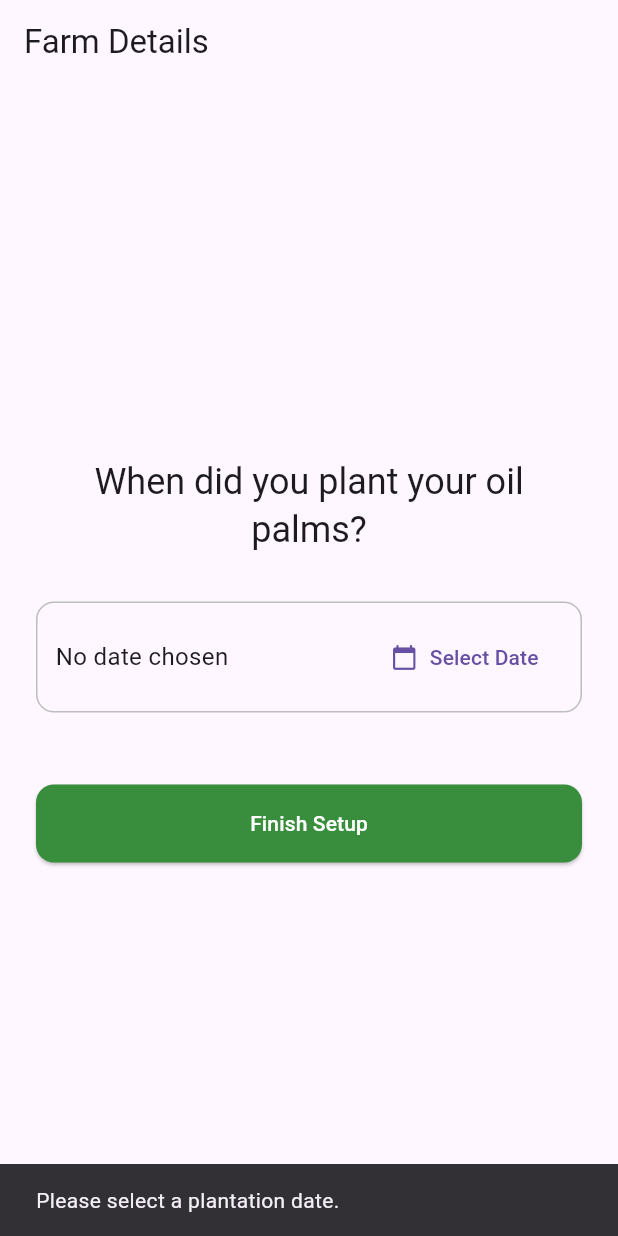
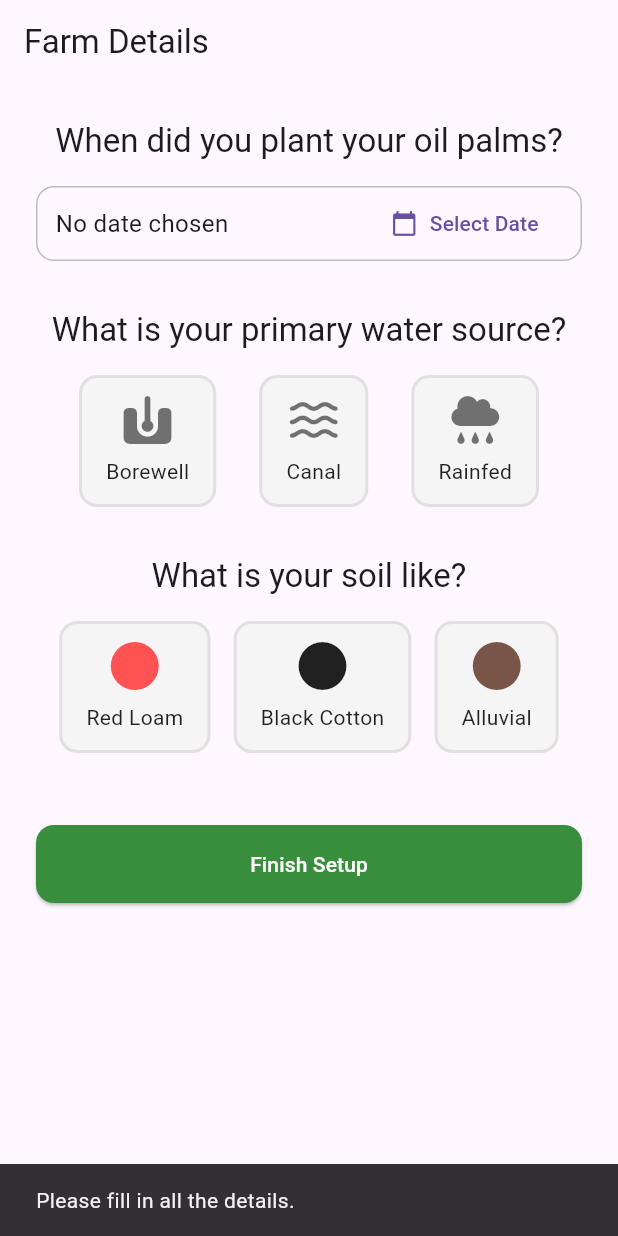
Before and after one commit to Sharanmalali/palmoil, a Flutter app: the FarmDetailsScreen screen opened directly with empty values, after a tap on "Finish Setup", on a phone screen of 412 x 824 dp. Run offline on Flutter 3.47's test engine with Material 3 defaults, Android fonts, the light colour scheme and no system bars; our stand-ins replace cloud_firestore, firebase_auth, firebase_core, font_awesome_flutter, geolocator, google_maps_flutter and 1 more; accounts and stored records are empty.

Commit message:
FARM DETAILS FULL FLEDGED

```diff
--- a/lib/models/farm_model.dart
+++ b/lib/models/farm_model.dart
@@ -1,30 +1,37 @@
 import 'package:cloud_firestore/cloud_firestore.dart';
 import 'package:google_maps_flutter/google_maps_flutter.dart';
 
-// This class represents a single Farm document from Firestore
 class Farm {
   final String id;
-  final String ownerUid;
   final LatLng location;
-  final Timestamp? plantationDate; // It can be null
+  final Timestamp? plantationDate;
+  // Add the new fields
+  final String? waterSource;
+  final String? soilType;
 
   Farm({
     required this.id,
-    required this.ownerUid,
     required this.location,
     this.plantationDate,
+    // Add to constructor
+    this.waterSource,
+    this.soilType,
   });
 
-  // A factory constructor to create a Farm instance from a Firestore document
   factory Farm.fromFirestore(DocumentSnapshot doc) {
-    final data = doc.data() as Map<String, dynamic>;
-    final geoPoint = data['location'] as GeoPoint;
+    Map<String, dynamic> data = doc.data() as Map<String, dynamic>;
+    GeoPoint geoPoint = data['location'];
+
+    // Safely get the new fields
+    final waterSource = data.containsKey('waterSource') ? data['waterSource'] as String? : null;
+    final soilType = data.containsKey('soilType') ? data['soilType'] as String? : null;
 
     return Farm(
       id: doc.id,
-      ownerUid: data['ownerUid'],
       location: LatLng(geoPoint.latitude, geoPoint.longitude),
       plantationDate: data['plantationDate'] as Timestamp?,
+      waterSource: waterSource,
+      soilType: soilType,
     );
   }
 }
--- a/lib/screens/farm_details_screen.dart
+++ b/lib/screens/farm_details_screen.dart
@@ -1,8 +1,9 @@
 import 'package:flutter/material.dart';
 import 'package:cloud_firestore/cloud_firestore.dart';
 import 'package:atma_farm_app/screens/home_screen.dart';
-import 'package:atma_farm_app/models/farm_model.dart'; // Import the new Farm model
 import 'package:intl/intl.dart';
+import 'package:atma_farm_app/models/farm_model.dart';
+import 'package:font_awesome_flutter/font_awesome_flutter.dart';
 
 class FarmDetailsScreen extends StatefulWidget {
   final String farmId;
@@ -15,6 +16,8 @@ class FarmDetailsScreen extends StatefulWidget {
 
 class _FarmDetailsScreenState extends State<FarmDetailsScreen> {
   DateTime? _selectedDate;
+  String? _selectedWaterSource;
+  String? _selectedSoilType;
   bool _isLoading = false;
 
   Future<void> _selectDate(BuildContext context) async {
@@ -32,9 +35,9 @@ class _FarmDetailsScreenState extends State<FarmDetailsScreen> {
   }
 
   Future<void> _saveFarmDetails() async {
-    if (_selectedDate == null) {
+    if (_selectedDate == null || _selectedWaterSource == null || _selectedSoilType == null) {
       ScaffoldMessenger.of(context).showSnackBar(
-        const SnackBar(content: Text('Please select a plantation date.')),
+        const SnackBar(content: Text('Please fill in all the details.')),
       );
       return;
     }
@@ -44,25 +47,25 @@ class _FarmDetailsScreenState extends State<FarmDetailsScreen> {
     try {
       final farmRef = FirebaseFirestore.instance.collection('farms').doc(widget.farmId);
 
-      // 1. Update the document with the plantationDate
+      // Update the document with all the new details
       await farmRef.update({
         'plantationDate': Timestamp.fromDate(_selectedDate!),
+        'waterSource': _selectedWaterSource,
+        'soilType': _selectedSoilType,
       });
 
-      // 2. NOW, fetch the complete and updated document
+      // Fetch the complete, updated document
       final updatedFarmDoc = await farmRef.get();
-      final farmData = Farm.fromFirestore(updatedFarmDoc);
+      final farm = Farm.fromFirestore(updatedFarmDoc);
 
-      // 3. Navigate to HomeScreen, PASSING the complete farm object
-      if(mounted){
-        Navigator.of(context).pushAndRemoveUntil(
-          MaterialPageRoute(builder: (context) => HomeScreen(farm: farmData)), // Pass the data here
-          (Route<dynamic> route) => false,
-        );
-      }
+      // Navigate to the home screen with the complete farm object
+      Navigator.of(context).pushAndRemoveUntil(
+        MaterialPageRoute(builder: (context) => HomeScreen(farm: farm)),
+        (Route<dynamic> route) => false,
+      );
 
     } catch (e) {
-      if(mounted) ScaffoldMessenger.of(context).showSnackBar(SnackBar(content: Text('Failed to save details: $e')));
+      ScaffoldMessenger.of(context).showSnackBar(SnackBar(content: Text('Failed to save details: $e')));
     } finally {
       if(mounted) setState(() { _isLoading = false; });
     }
@@ -71,34 +74,149 @@ class _FarmDetailsScreenState extends State<FarmDetailsScreen> {
   @override
   Widget build(BuildContext context) {
     return Scaffold(
-      appBar: AppBar(title: const Text('Farm Details')),
-      body: Padding(
+      appBar: AppBar(
+        title: const Text('Farm Details'),
+      ),
+      body: SingleChildScrollView(
         padding: const EdgeInsets.all(24.0),
         child: Column(
-          mainAxisAlignment: MainAxisAlignment.center,
           crossAxisAlignment: CrossAxisAlignment.stretch,
           children: [
-            Text('When did you plant your oil palms?', textAlign: TextAlign.center, style: Theme.of(context).textTheme.headlineSmall),
-            const SizedBox(height: 32),
+            // --- Plantation Date ---
+            _buildSectionHeader('When did you plant your oil palms?'),
+            const SizedBox(height: 16),
             Container(
-              padding: const EdgeInsets.all(12),
-              decoration: BoxDecoration(border: Border.all(color: Colors.grey.shade400), borderRadius: BorderRadius.circular(12)),
+              padding: const EdgeInsets.symmetric(horizontal: 12),
+              decoration: BoxDecoration(
+                border: Border.all(color: Colors.grey.shade400),
+                borderRadius: BorderRadius.circular(12),
+              ),
               child: Row(
                 mainAxisAlignment: MainAxisAlignment.spaceBetween,
                 children: [
-                  Text(_selectedDate == null ? 'No date chosen' : DateFormat('dd MMMM yyyy').format(_selectedDate!), style: const TextStyle(fontSize: 16)),
-                  TextButton.icon(icon: const Icon(Icons.calendar_today), label: const Text('Select Date'), onPressed: () => _selectDate(context)),
+                  Text(
+                    _selectedDate == null ? 'No date chosen' : DateFormat('dd MMMM yyyy').format(_selectedDate!),
+                    style: const TextStyle(fontSize: 16),
+                  ),
+                  TextButton.icon(
+                    icon: const Icon(Icons.calendar_today),
+                    label: const Text('Select Date'),
+                    onPressed: () => _selectDate(context),
+                  ),
                 ],
               ),
             ),
+            const SizedBox(height: 32),
+
+            // --- Water Source ---
+            _buildSectionHeader('What is your primary water source?'),
+            const SizedBox(height: 16),
+            IconSelector(
+              options:  {
+                'Borewell': FontAwesomeIcons.boreHole, // Using a CJK character for a stylized well icon
+                'Canal': FontAwesomeIcons.water,
+                'Rainfed': FontAwesomeIcons.cloudRain,
+              },
+              selectedValue: _selectedWaterSource,
+              onSelected: (value) => setState(() => _selectedWaterSource = value),
+            ),
+            const SizedBox(height: 32),
+
+            // --- Soil Type ---
+            _buildSectionHeader('What is your soil like?'),
+            const SizedBox(height: 16),
+            IconSelector(
+              options: const {
+                'Red Loam': FontAwesomeIcons.solidCircle,
+                'Black Cotton': FontAwesomeIcons.solidCircle,
+                'Alluvial': FontAwesomeIcons.solidCircle,
+              },
+              optionColors: const {
+                 'Red Loam': Colors.redAccent,
+                 'Black Cotton': Colors.black87,
+                 'Alluvial': Colors.brown,
+              },
+              selectedValue: _selectedSoilType,
+              onSelected: (value) => setState(() => _selectedSoilType = value),
+            ),
             const SizedBox(height: 48),
+
+            // --- Save Button ---
             ElevatedButton(
               onPressed: _isLoading ? null : _saveFarmDetails,
-              child: _isLoading ? const SizedBox(height: 20, width: 20, child: CircularProgressIndicator(strokeWidth: 2, color: Colors.white)) : const Text('Finish Setup'),
+              child: _isLoading
+                  ? const SizedBox(height: 20, width: 20, child: CircularProgressIndicator(strokeWidth: 2, color: Colors.white))
+                  : const Text('Finish Setup'),
             ),
           ],
         ),
       ),
     );
   }
+
+  Widget _buildSectionHeader(String title) {
+    return Text(
+      title,
+      textAlign: TextAlign.center,
+      style: Theme.of(context).textTheme.titleLarge,
+    );
+  }
 }
+
+
+// A reusable widget for selecting an option with an icon
+class IconSelector extends StatelessWidget {
+  final Map<String, IconData> options;
+  final Map<String, Color>? optionColors;
+  final String? selectedValue;
+  final ValueChanged<String> onSelected;
+
+  const IconSelector({
+    super.key,
+    required this.options,
+    this.optionColors,
+    required this.selectedValue,
+    required this.onSelected,
+  });
+
+  @override
+  Widget build(BuildContext context) {
+    return Row(
+      mainAxisAlignment: MainAxisAlignment.spaceEvenly,
+      children: options.keys.map((key) {
+        final isSelected = selectedValue == key;
+        return GestureDetector(
+          onTap: () => onSelected(key),
+          child: Container(
+            padding: const EdgeInsets.symmetric(horizontal: 16, vertical: 12),
+            decoration: BoxDecoration(
+              color: isSelected ? Colors.green.shade100 : Colors.grey.shade100,
+              borderRadius: BorderRadius.circular(12),
+              border: Border.all(
+                color: isSelected ? Colors.green.shade700 : Colors.grey.shade300,
+                width: 2,
+              ),
+            ),
+            child: Column(
+              children: [
+                FaIcon(
+                  options[key],
+                  color: optionColors?[key] ?? (isSelected ? Colors.green.shade800 : Colors.black54),
+                  size: 32,
+                ),
+                const SizedBox(height: 8),
+                Text(
+                  key,
+                  style: TextStyle(
+                    fontWeight: isSelected ? FontWeight.bold : FontWeight.normal,
+                    color: isSelected ? Colors.green.shade900 : Colors.black87,
+                  ),
+                ),
+              ],
+            ),
+          ),
+        );
+      }).toList(),
+    );
+  }
+}
```
